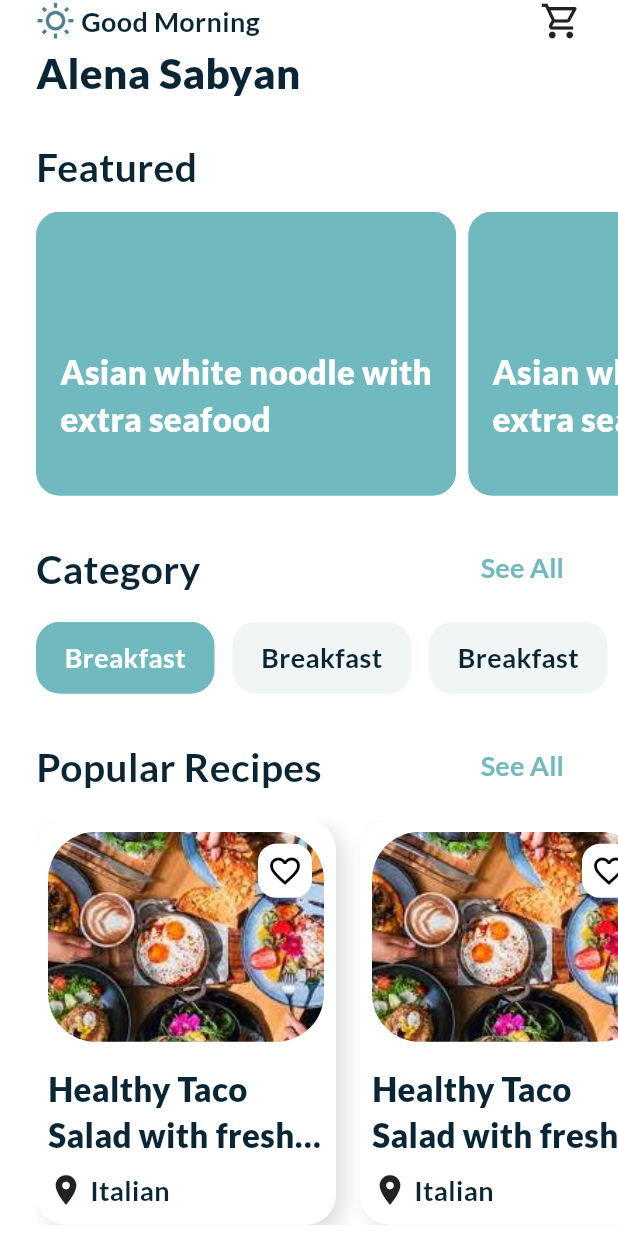
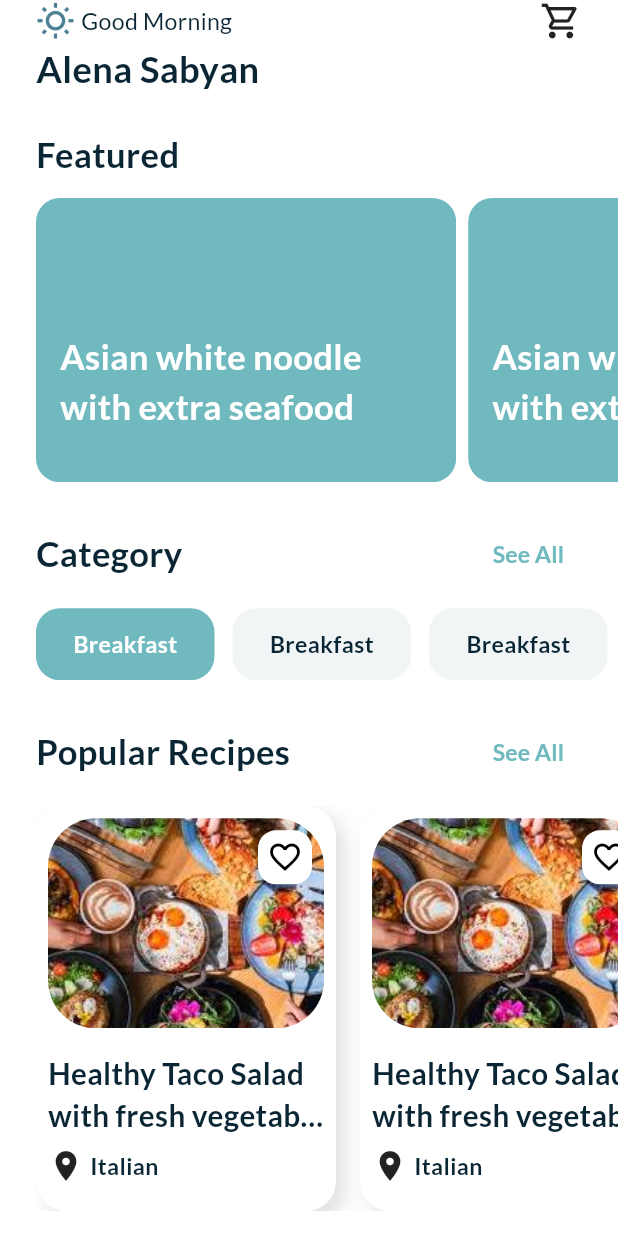
Before and after one commit to mano299/food_recipes, a Flutter app: the HomrViewBody screen opened directly, on a phone screen of 412 x 824 dp. Run offline on Flutter 3.47's test engine with Material 3 defaults, Android fonts, the phone set to English and light mode, and no system bars; our stand-ins replace cloud_firestore, firebase_auth, firebase_core, flutter_svg, google_fonts, modal_progress_hud_nsn; accounts and stored records are empty.

Commit message:
make text responsive

```diff
--- a/lib/app/core/utils/styles.dart
+++ b/lib/app/core/utils/styles.dart
@@ -1,25 +1,65 @@
 import 'package:flutter/material.dart';
 import 'package:food_recipes/app/core/utils/colors.dart';
 
-class Styles {
-  static const textStyle18 = TextStyle(
-    fontSize: 18,
-    fontWeight: FontWeight.w600,
-    color: kTextColor,
-  );
-  static const textStyle22 = TextStyle(
-    fontSize: 22,
-    fontWeight: FontWeight.w800,
-    color: Colors.white,
-  );
-  static const textStyle28 = TextStyle(
-    fontSize: 28,
-    fontWeight: FontWeight.w900,
-    color: kTextColor,
-  );
-  static const textStyle26 = TextStyle(
-    fontSize: 26,
-    fontWeight: FontWeight.w700,
-    color: kTextColor,
-  );
+abstract class Styles {
+  static TextStyle textStyle14(context) {
+    return TextStyle(
+      fontSize: getResponsiveFontSize(context, fontSize: 14),
+      fontWeight: FontWeight.w600,
+      color: kTextColor,
+    );
+  }
+
+  static TextStyle textStyle28(context) {
+    return TextStyle(
+      fontSize: getResponsiveFontSize(context, fontSize: 22),
+      fontWeight: FontWeight.w600,
+      color: kTextColor,
+    );
+  }
+
+  static TextStyle textStyle21(context) {
+    return TextStyle(
+      fontSize: getResponsiveFontSize(context, fontSize: 21),
+      fontWeight: FontWeight.w600,
+      color: kTextColor,
+    );
+  }
+
+  static TextStyle textStyle18(context) {
+    return TextStyle(
+      fontSize: getResponsiveFontSize(context, fontSize: 18),
+      fontWeight: FontWeight.w600,
+      color: kTextColor,
+    );
+  }
 }
+
+// sacleFactor
+// responsive font size
+// (min , max) fontsize
+double getResponsiveFontSize(context, {required double fontSize}) {
+  double scaleFactor = getScaleFactor(context);
+  double responsiveFontSize = fontSize * scaleFactor;
+
+  double lowerLimit = fontSize * .8;
+  double upperLimit = fontSize * 1.2;
+
+  return responsiveFontSize.clamp(lowerLimit, upperLimit);
+}
+
+double getScaleFactor(context) {
+  // var dispatcher = PlatformDispatcher.instance;
+  // var physicalWidth = dispatcher.views.first.physicalSize.width;
+  // var devicePixelRatio = dispatcher.views.first.devicePixelRatio;
+  // double width = physicalWidth / devicePixelRatio;
+
+  double width = MediaQuery.sizeOf(context).width;
+  if (width < 800) {
+    return width / 375;
+  } else if (width < 1200) {
+    return width / 1000;
+  } else {
+    return width / 1440;
+  }
+}
--- a/lib/app/features/home/presentation/search_view.dart
+++ b/lib/app/features/home/presentation/search_view.dart
@@ -12,7 +12,7 @@ class SearchView extends StatelessWidget {
         centerTitle: true,
         title: Text(
           "Search",
-          style: Styles.textStyle28,
+          style: Styles.textStyle28(context),
         ),
       ),
       body: SearchViewBody(),
--- a/lib/app/features/home/presentation/widgets/category_item.dart
+++ b/lib/app/features/home/presentation/widgets/category_item.dart
@@ -20,8 +20,8 @@ class CategoryItem extends StatelessWidget {
             child: Text(
           'Breakfast',
           style: isSelected
-              ? Styles.textStyle18.copyWith(color: Colors.white)
-              : Styles.textStyle18,
+              ? Styles.textStyle14(context).copyWith(color: Colors.white)
+              : Styles.textStyle14(context),
         )),
       ),
     );
--- a/lib/app/features/home/presentation/widgets/custom_app_bar.dart
+++ b/lib/app/features/home/presentation/widgets/custom_app_bar.dart
@@ -1,4 +1,3 @@
-
 import 'package:flutter/material.dart';
 import 'package:food_recipes/app/core/utils/styles.dart';
 
@@ -7,7 +6,7 @@ class CustomAppBar extends StatelessWidget {
 
   @override
   Widget build(BuildContext context) {
-    return const SafeArea(
+    return SafeArea(
       child: Padding(
         padding: EdgeInsets.symmetric(horizontal: 24.0),
         child: Column(
@@ -23,7 +22,8 @@ class CustomAppBar extends StatelessWidget {
                 SizedBox(width: 4),
                 Text(
                   'Good Morning',
-                  style: Styles.textStyle18,
+                  style: Styles.textStyle14(context)
+                      .copyWith(fontWeight: FontWeight.w500),
                 ),
                 Spacer(),
                 Icon(
@@ -34,7 +34,7 @@ class CustomAppBar extends StatelessWidget {
             ),
             Text(
               'Alena Sabyan',
-              style: Styles.textStyle28,
+              style: Styles.textStyle28(context),
             ),
           ],
         ),
--- a/lib/app/features/home/presentation/widgets/featured_list_view_item.dart
+++ b/lib/app/features/home/presentation/widgets/featured_list_view_item.dart
@@ -21,8 +21,8 @@ class FeaturedListViewItem extends StatelessWidget {
         child: Align(
           alignment: Alignment.centerLeft,
           child: Text(
-            'Asian white noodle with extra seafood',
-            style: Styles.textStyle22,
+            'Asian white noodle \nwith extra seafood',
+            style: Styles.textStyle21(context).copyWith(color: Colors.white),
             maxLines: 2,
           ),
         ),
--- a/lib/app/features/home/presentation/widgets/home_view_body.dart
+++ b/lib/app/features/home/presentation/widgets/home_view_body.dart
@@ -20,11 +20,11 @@ class HomrViewBody extends StatelessWidget {
           children: [
             const CustomAppBar(),
             const SizedBox(height: 24),
-            const Padding(
+            Padding(
               padding: EdgeInsets.symmetric(horizontal: 24.0),
               child: Text(
                 'Featured',
-                style: Styles.textStyle26,
+                style: Styles.textStyle21(context),
               ),
             ),
             const SizedBox(height: 12),
@@ -35,15 +35,15 @@ class HomrViewBody extends StatelessWidget {
               child: Row(
                 mainAxisAlignment: MainAxisAlignment.spaceBetween,
                 children: [
-                  const Text(
+                  Text(
                     'Category',
-                    style: Styles.textStyle26,
+                    style: Styles.textStyle21(context),
                   ),
                   TextButton(
                     onPressed: () {},
                     child: Text(
                       'See All',
-                      style: Styles.textStyle18.copyWith(
+                      style: Styles.textStyle14(context).copyWith(
                         color: kPrimaryColor,
                       ),
                     ),
@@ -59,9 +59,9 @@ class HomrViewBody extends StatelessWidget {
               child: Row(
                 mainAxisAlignment: MainAxisAlignment.spaceBetween,
                 children: [
-                  const Text(
+                  Text(
                     'Popular Recipes',
-                    style: Styles.textStyle26,
+                    style: Styles.textStyle21(context),
                   ),
                   SeeAllButton(),
                 ],
@@ -81,7 +81,9 @@ class HomrViewBody extends StatelessWidget {
                 ),
               ),
             ),
-            SizedBox(height: 32,)
+            SizedBox(
+              height: 32,
+            )
           ],
         ),
       ),
--- a/lib/app/features/home/presentation/widgets/popular_list_view_item.dart
+++ b/lib/app/features/home/presentation/widgets/popular_list_view_item.dart
@@ -1,4 +1,3 @@
-
 import 'package:flutter/material.dart';
 import 'package:food_recipes/app/core/utils/colors.dart';
 import 'package:food_recipes/app/core/utils/styles.dart';
@@ -63,7 +62,7 @@ class PopularListViewItem extends StatelessWidget {
               'Healthy Taco Salad with fresh vegetable',
               maxLines: 2,
               overflow: TextOverflow.ellipsis,
-              style: Styles.textStyle22.copyWith(color: kTextColor),
+              style: Styles.textStyle18(context).copyWith(color: kTextColor),
             ),
           ),
           Padding(
@@ -71,8 +70,13 @@ class PopularListViewItem extends StatelessWidget {
             child: Row(
               children: [
                 Icon(Icons.location_on),
-                SizedBox(width: 4,),
-                Text('Italian', style: Styles.textStyle18,)
+                SizedBox(
+                  width: 4,
+                ),
+                Text(
+                  'Italian',
+                  style: Styles.textStyle14(context),
+                )
               ],
             ),
           )
--- a/lib/app/features/home/presentation/widgets/see_all_button.dart
+++ b/lib/app/features/home/presentation/widgets/see_all_button.dart
@@ -1,4 +1,3 @@
-
 import 'package:flutter/material.dart';
 import 'package:food_recipes/app/core/utils/colors.dart';
 import 'package:food_recipes/app/core/utils/styles.dart';
@@ -14,7 +13,7 @@ class SeeAllButton extends StatelessWidget {
       onPressed: () {},
       child: Text(
         'See All',
-        style: Styles.textStyle18.copyWith(
+        style: Styles.textStyle14(context).copyWith(
           color: kPrimaryColor,
         ),
       ),
--- a/lib/app/features/welcome/presentation/widgets/login_page_body.dart
+++ b/lib/app/features/welcome/presentation/widgets/login_page_body.dart
@@ -69,7 +69,7 @@ class _LoginPageBodyState extends State<LoginPageBody> {
                         (context, "SUCCESSFUL");
                         Navigator.push(context,
                             MaterialPageRoute(builder: (context) {
-                          return SearchView();
+                          return HomeView();
                         }));
                         setState(() {
                           isLoading = false;
```
